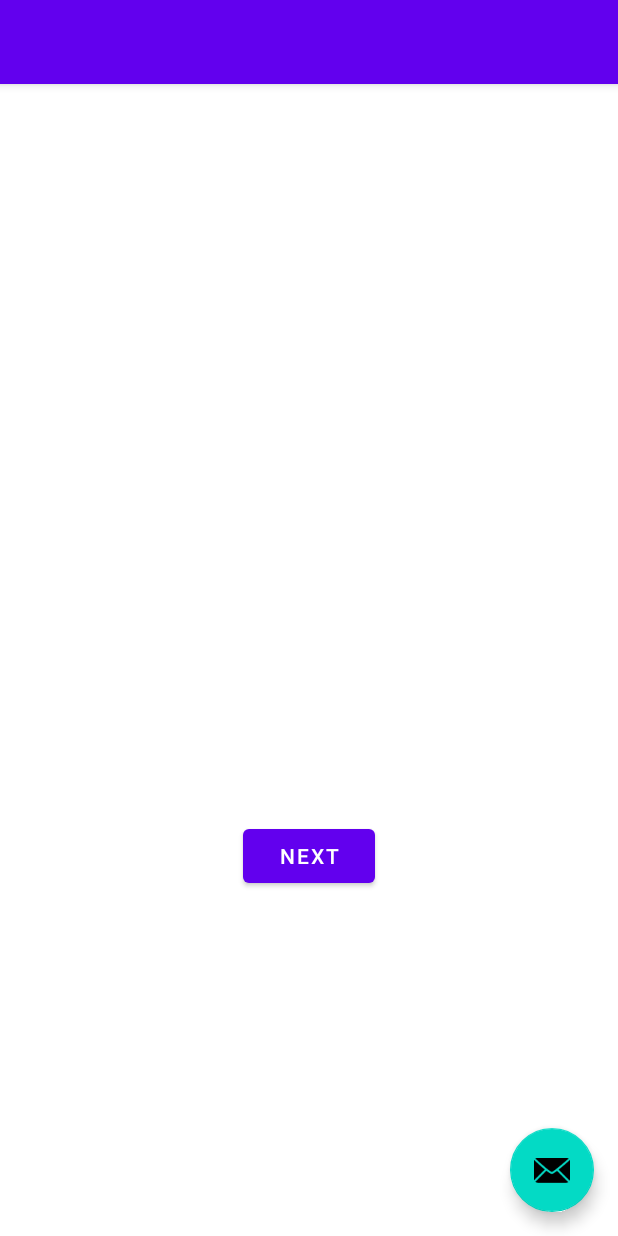
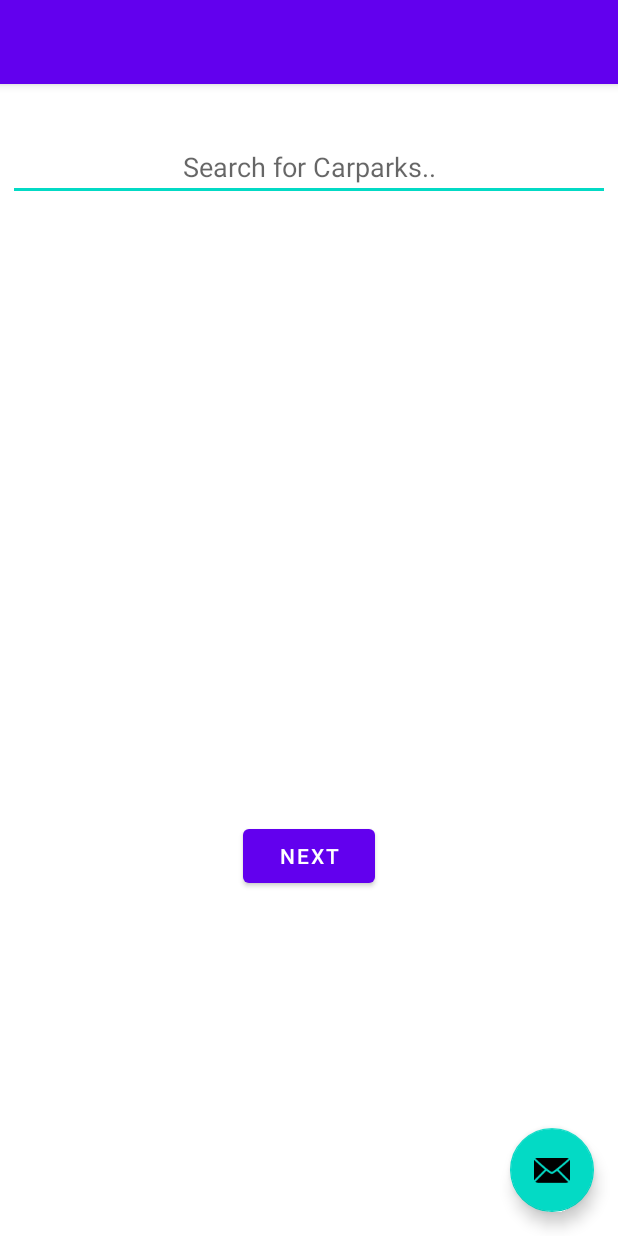
Before and after one commit to ltiinagn/Ezypark, an Android app: the layout activity_main.xml on its own in the app's theme, with its tools: preview values and no code run, on a phone screen of 412 x 824 dp. Run offline under Robolectric (Android 15) with nearby library versions, the phone set to English and light mode, and no system bars.

Commit message:
updated according to firebase, non-functional search bar)

```diff
--- a/app/src/main/java/com/ezypark/MainActivity.java
+++ b/app/src/main/java/com/ezypark/MainActivity.java
@@ -49,7 +49,7 @@ public class MainActivity extends AppCompatActivity {
         // Write a message to the database
         FirebaseDatabase database = FirebaseDatabase.getInstance("https://ezypark-49e23-default-rtdb.asia-southeast1.firebasedatabase.app/");
         DatabaseReference reference = database.getReference();
-        DatabaseReference referenceAvailableLots = reference.child("available_lots");
+        DatabaseReference referenceAvailableLots = reference.child("carparks").child("Century Square").child("available_lots");
 
         // referenceAvailableLots.setValue(2);
 
--- a/app/src/main/res/layout/activity_main.xml
+++ b/app/src/main/res/layout/activity_main.xml
@@ -17,10 +17,35 @@
             android:layout_height="?attr/actionBarSize"
             android:background="?attr/colorPrimary"
             app:popupTheme="@style/Theme.Ezypark.PopupOverlay" />
-
     </com.google.android.material.appbar.AppBarLayout>
 
     <include layout="@layout/content_main" />
+
+    <LinearLayout
+        android:layout_width="match_parent"
+        android:layout_height="match_parent"
+        android:orientation="vertical">
+
+        <LinearLayout
+            android:layout_width="match_parent"
+            android:layout_height="150dp"
+            android:orientation="vertical">
+
+            <LinearLayout
+                android:layout_width="match_parent"
+                android:layout_height="match_parent"
+                android:gravity="bottom">
+
+                <EditText
+                    android:id="@+id/editMobileNo"
+                    android:layout_width="match_parent"
+                    android:layout_height="40dp"
+                    android:layout_margin="5dp"
+                    android:gravity="center"
+                    android:hint="Search for Carparks.."></EditText>
+            </LinearLayout>
+        </LinearLayout>
+    </LinearLayout>
 
     <TextView
         android:id="@+id/available_lots"
--- a/app/src/main/res/values/strings.xml
+++ b/app/src/main/res/values/strings.xml
@@ -7,7 +7,9 @@
     <string name="next">Next</string>
     <string name="previous">Previous</string>
 
+    <string name="search_hint">Search for Carpark..</string>
     <string name="carpark_name">Century Square</string>
+    <string name="available_lots">Available Lots: -1</string>
+
     <string name="hello_second_fragment">Hello second fragment. Arg: %1$s</string>
-    <string name="available_lots">Available Lots: -1</string>
 </resources>
```
